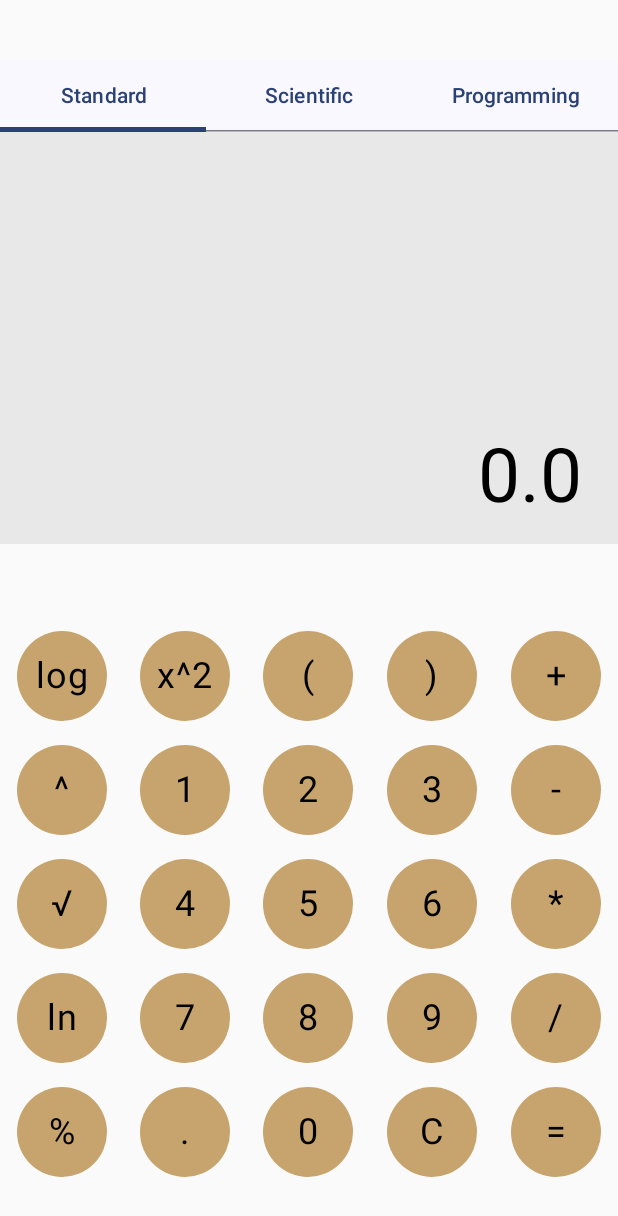
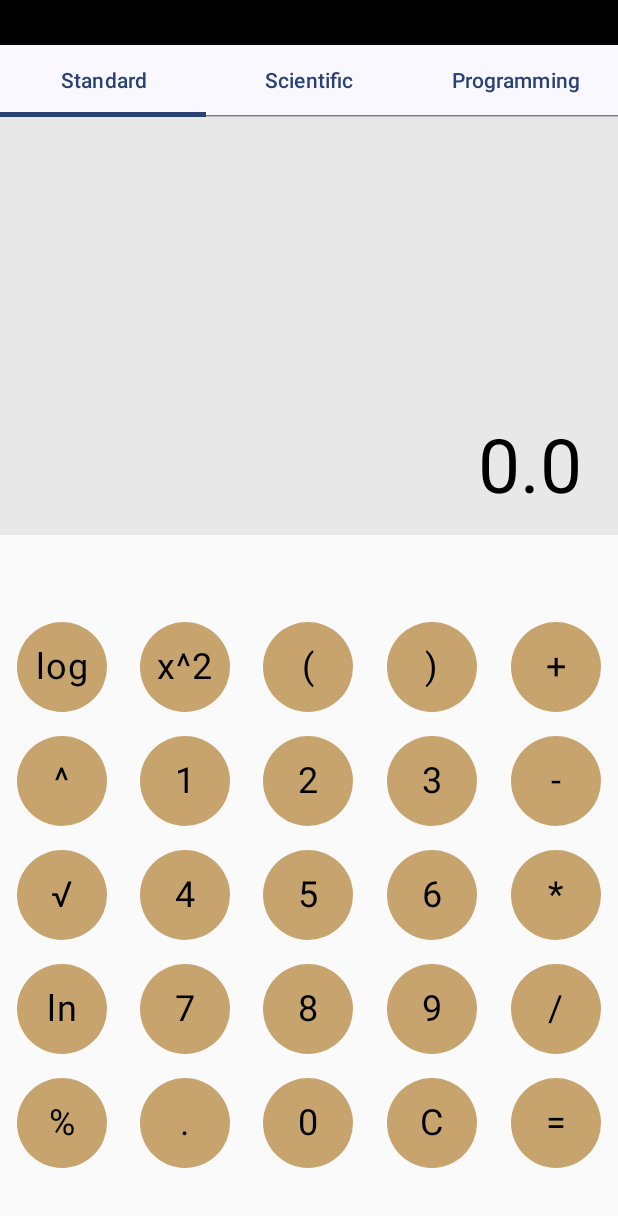
Before and after one commit to Stagnant09/Android-Calculator, an Android app built with Jetpack Compose: the screen it shows after launch (MainActivity), on a phone screen of 412 x 824 dp. Shown: the top 1216 px of the screen. Run offline under Robolectric (Android 15) with nearby library versions, the phone set to English and light mode, and no system bars.

Commit message:
Fixed System UI top bar background color

```diff
--- a/app/src/main/java/com/example/calculator/ui/screens/main/MainScreen.kt
+++ b/app/src/main/java/com/example/calculator/ui/screens/main/MainScreen.kt
@@ -43,7 +43,7 @@ fun MainScreen(viewmodel: MainScreenViewmodel) {
             .fillMaxHeight()
     ) {
         Spacer(
-            modifier = Modifier.height(40.dp)
+            modifier = Modifier.height(30.dp).fillMaxWidth().background(Color.Black)
         )
         TabRow(
             selectedTabIndex = selectedTabIndex,
```
